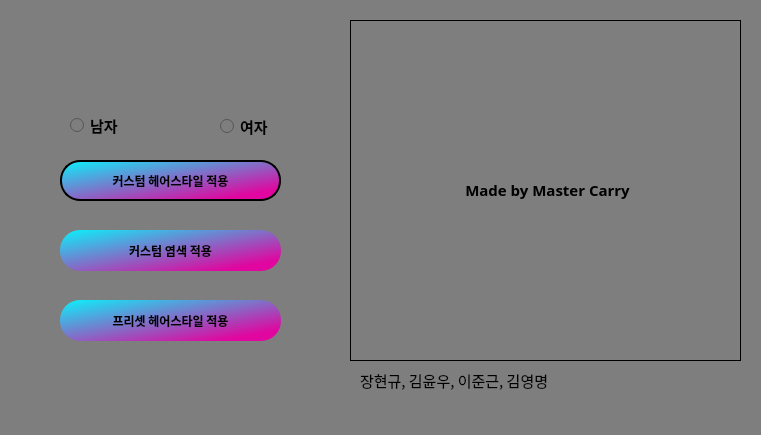
ymkim97/Capstone-UI, file proto1.ui: the form before one commit.
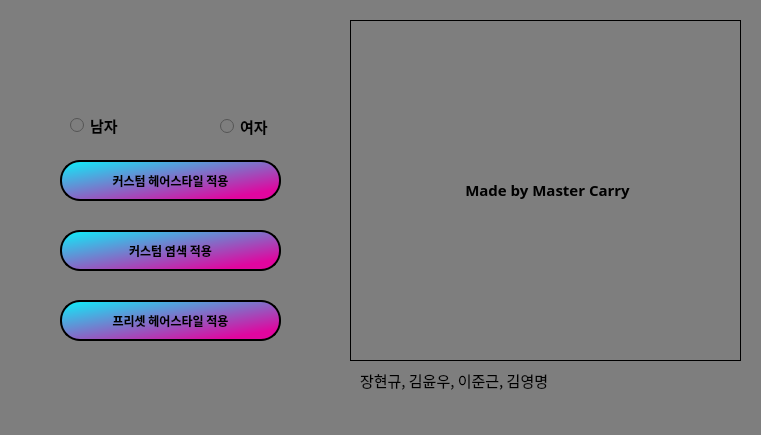
The form after the commit. Icons and pictures are not drawn.

What changed in the file:
```diff
--- a/proto1.ui
+++ b/proto1.ui
@@ -100,6 +100,9 @@
      <string notr="true">QPushButton{
 	background-color: qlineargradient(spread:pad, x1:0, y1:0, x2:0.857143, y2:0.857955, stop:0 rgba(10, 242, 251, 255), stop:1 rgba(224, 6, 159, 255));
 	border-radius: 20px;
+	border-style: solid;
+	border-width: 1.5px;
+	border-color: black;
 }
  QPushButton:pressed {
      background-color: qlineargradient(spread:pad, x1:0, y1:0, x2:0.857143, y2:0.857955, stop:0 rgba(224, 6, 159, 255), stop:1 rgba(10, 242, 251, 255));
@@ -130,6 +133,9 @@
      <string notr="true">QPushButton{
 	background-color: qlineargradient(spread:pad, x1:0, y1:0, x2:0.857143, y2:0.857955, stop:0 rgba(10, 242, 251, 255), stop:1 rgba(224, 6, 159, 255));
 	border-radius: 20px;
+	border-style: solid;
+	border-width: 1.5px;
+	border-color: black;
 }
  QPushButton:pressed {
      background-color: qlineargradient(spread:pad, x1:0, y1:0, x2:0.857143, y2:0.857955, stop:0 rgba(224, 6, 159, 255), stop:1 rgba(10, 242, 251, 255));
```
Left out of the diff: 2 changed lines with no effect on the pictures.
